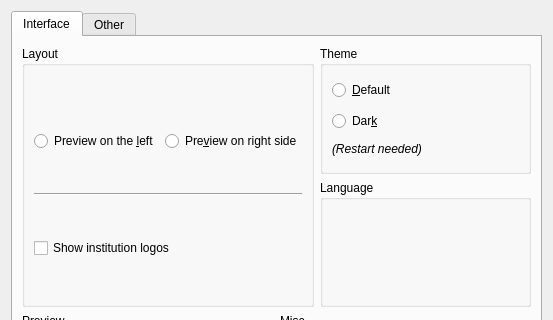
First picture: the form in ui/dialogsettings.ui, repository c-koi/gmic-qt, before the edit; both pictures show x 0 to 553 and y 0 to 320 of the 553 by 496 pixel window.
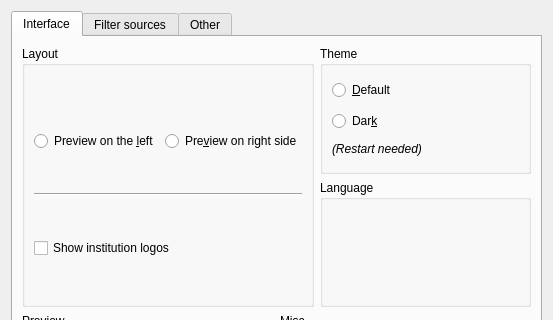
Second picture: the form after the edit. The open tabs and pages were chosen to show the change. Icons and pictures are not drawn. Custom widgets are drawn as their Qt base class.

Commit message: Add filter source settings

```diff
--- a/ui/dialogsettings.ui
+++ b/ui/dialogsettings.ui
@@ -234,6 +234,11 @@
        </item>
       </layout>
      </widget>
+     <widget class="GmicQt::SourcesWidget" name="sources">
+      <attribute name="title">
+       <string>Filter sources</string>
+      </attribute>
+     </widget>
      <widget class="QWidget" name="other">
       <attribute name="title">
        <string>Other</string>
@@ -345,6 +350,12 @@
    <header>Widgets/LanguageSelectionWidget.h</header>
    <container>1</container>
   </customwidget>
+  <customwidget>
+   <class>GmicQt::SourcesWidget</class>
+   <extends>QWidget</extends>
+   <header>SourcesWidget.h</header>
+   <container>1</container>
+  </customwidget>
  </customwidgets>
  <resources>
   <include location="../gmic_qt.qrc"/>
```
Left out of the diff: 2 changed lines with no effect on the pictures. The commit also changes 25 other files.
